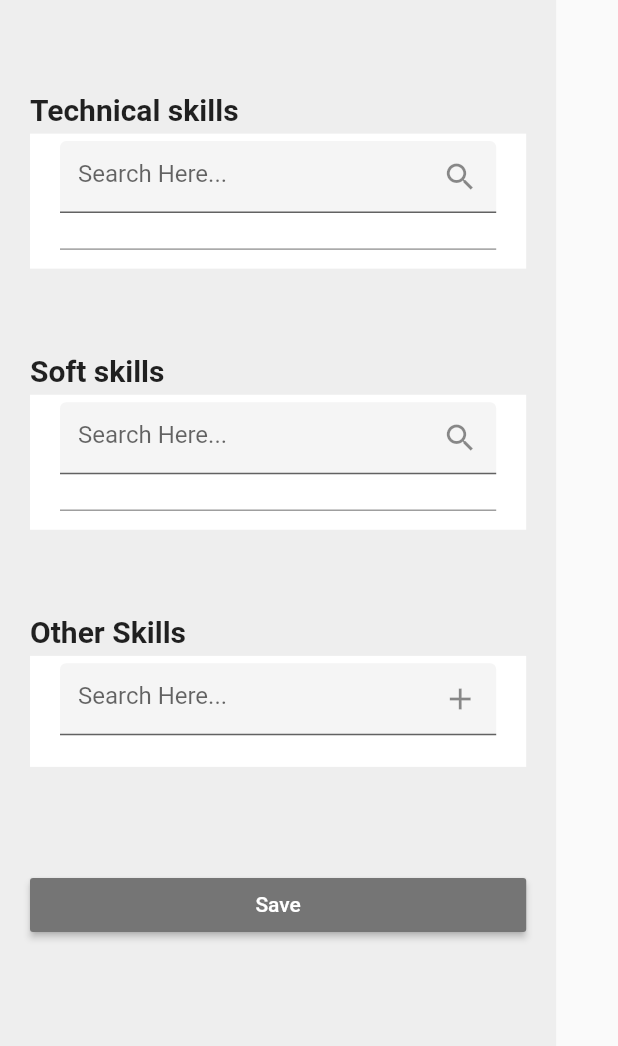
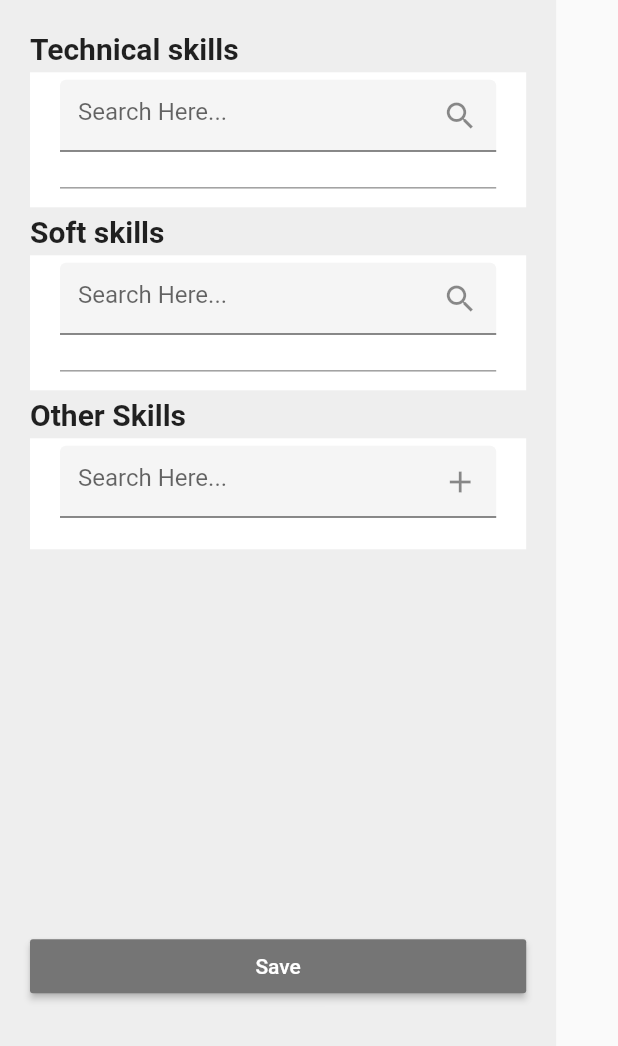
Before and after one commit to Fabs97/PlaDat, a Flutter app: the SkillsForm widget shown alone on an empty page, opened directly, after a tap on "Save", on a phone screen of 412 x 824 dp. Shown: the top 1046 px of the screen. Run offline on Flutter 3.47's test engine with Material 2 defaults, Android fonts, the phone set to English and light mode, and no system bars; our stand-ins replace auto_size_text, email_validator, flutter_tindercard; missing offline and left inert: date_range_picker, multiselect_formfield; network calls fail.

Commit message:
[SkillsForms] - Implemented list view for scrollable content

```diff
--- a/frontend/lib/screens/new_placement/local_widgets/skills_form.dart
+++ b/frontend/lib/screens/new_placement/local_widgets/skills_form.dart
@@ -1,5 +1,3 @@
-import 'dart:convert';
-
 import 'package:flutter/material.dart';
 import 'package:frontend/models/placement.dart';
 import 'package:frontend/utils/routes_generator.dart';
@@ -9,15 +7,17 @@ import 'package:frontend/services/api_service.dart';
 import 'package:provider/provider.dart';
 
 class SkillsForm extends StatelessWidget {
-  final SkillBox technicalSkillsBox = SkillBox(
-    title: "Technical skills",
-    skillsType: "TECH",
-  );
-  final SkillBox softSkillsBox = SkillBox(
-    title: "Soft skills",
-    skillsType: "SOFT",
-  );
-  final OtherSkills otherSkills = OtherSkills();
+  final List<dynamic> skillsBoxes = [
+    SkillBox(
+      title: "Technical skills",
+      skillsType: "TECH",
+    ),
+    SkillBox(
+      title: "Soft skills",
+      skillsType: "SOFT",
+    ),
+    OtherSkills()
+  ];
 
   @override
   Widget build(BuildContext context) {
@@ -37,9 +37,13 @@ class SkillsForm extends StatelessWidget {
           mainAxisAlignment: MainAxisAlignment.spaceEvenly,
           mainAxisSize: MainAxisSize.max,
           children: [
-            technicalSkillsBox,
-            softSkillsBox,
-            otherSkills,
+            SizedBox(
+              height: size.height * .7,
+              child: ListView.builder(
+                itemCount: skillsBoxes.length,
+                itemBuilder: (_, index) => skillsBoxes[index],
+              ),
+            ),
             Padding(
               padding: const EdgeInsets.symmetric(vertical: 16.0),
               child: RaisedButton(
@@ -59,9 +63,9 @@ class SkillsForm extends StatelessWidget {
 
   void _savePlacementToDB(BuildContext context, Placement placement) async {
     placement.skills = {
-      "technicalSkills": technicalSkillsBox.chosenSkills,
-      "softSkills": softSkillsBox.chosenSkills,
-      "otherSkills": otherSkills.otherSkills,
+      "technicalSkills": skillsBoxes[0].chosenSkills,
+      "softSkills": skillsBoxes[1].chosenSkills,
+      "otherSkills": skillsBoxes[2].otherSkills,
     };
 
     Placement newPlacement = await APIService.route(
--- a/frontend/lib/screens/new_student/local_widget/skills_form.dart
+++ b/frontend/lib/screens/new_student/local_widget/skills_form.dart
@@ -1,5 +1,3 @@
-import 'dart:convert';
-
 import 'package:flutter/material.dart';
 import 'package:frontend/utils/routes_generator.dart';
 import 'package:frontend/models/student.dart';
@@ -9,15 +7,17 @@ import 'package:frontend/services/api_service.dart';
 import 'package:provider/provider.dart';
 
 class SkillsForm extends StatelessWidget {
-  final SkillBox technicalSkillsBox = SkillBox(
-    title: "Technical skills",
-    skillsType: "TECH",
-  );
-  final SkillBox softSkillsBox = SkillBox(
-    title: "Soft skills",
-    skillsType: "SOFT",
-  );
-  final OtherSkills otherSkills = OtherSkills();
+  final List<dynamic> skillsBoxes = [
+    SkillBox(
+      title: "Technical skills",
+      skillsType: "TECH",
+    ),
+    SkillBox(
+      title: "Soft skills",
+      skillsType: "SOFT",
+    ),
+    OtherSkills()
+  ];
 
   @override
   Widget build(BuildContext context) {
@@ -37,9 +37,13 @@ class SkillsForm extends StatelessWidget {
           mainAxisAlignment: MainAxisAlignment.spaceEvenly,
           mainAxisSize: MainAxisSize.max,
           children: [
-            technicalSkillsBox,
-            softSkillsBox,
-            otherSkills,
+            SizedBox(
+              height: size.height * .7,
+              child: ListView.builder(
+                itemCount: skillsBoxes.length,
+                itemBuilder: (_, index) => skillsBoxes[index],
+              ),
+            ),
             Padding(
               padding: const EdgeInsets.symmetric(vertical: 16.0),
               child: RaisedButton(
@@ -59,9 +63,9 @@ class SkillsForm extends StatelessWidget {
 
   void _saveStudentToDB(BuildContext context, Student student) async {
     student.skills = {
-      "technicalSkills": technicalSkillsBox.chosenSkills,
-      "softSkills": softSkillsBox.chosenSkills,
-      "otherSkills": otherSkills.otherSkills,
+      "technicalSkills": skillsBoxes[0].chosenSkills,
+      "softSkills": skillsBoxes[1].chosenSkills,
+      "otherSkills": skillsBoxes[2].otherSkills,
     };
 
     Student newStudent = await APIService.route(
```
